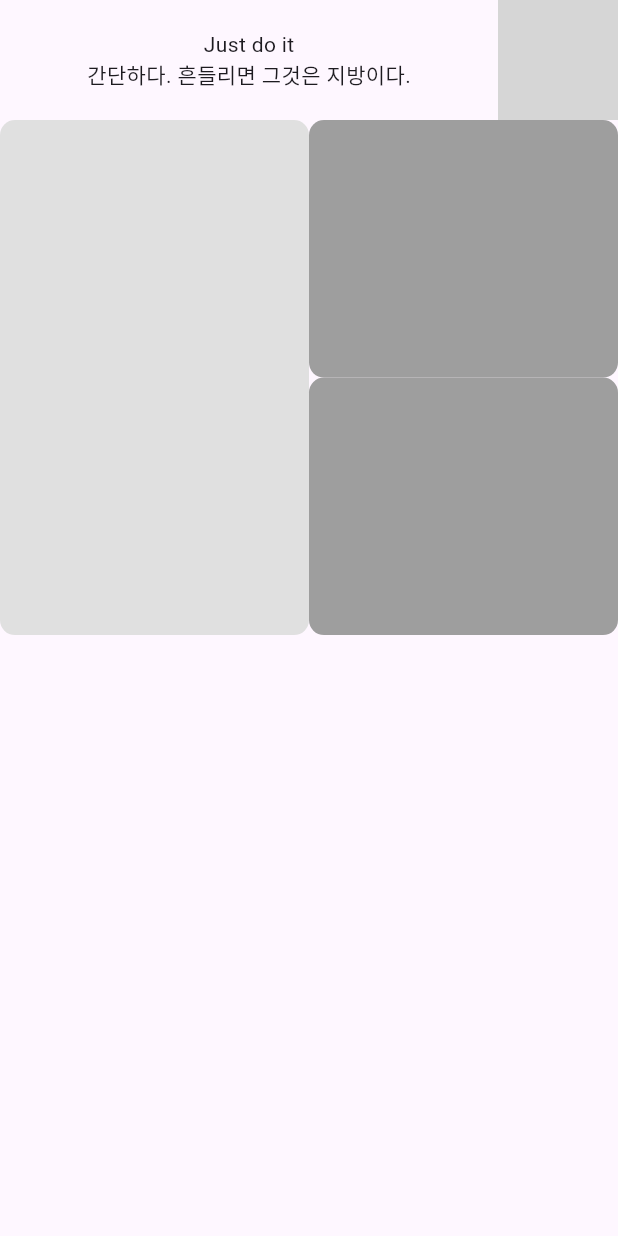
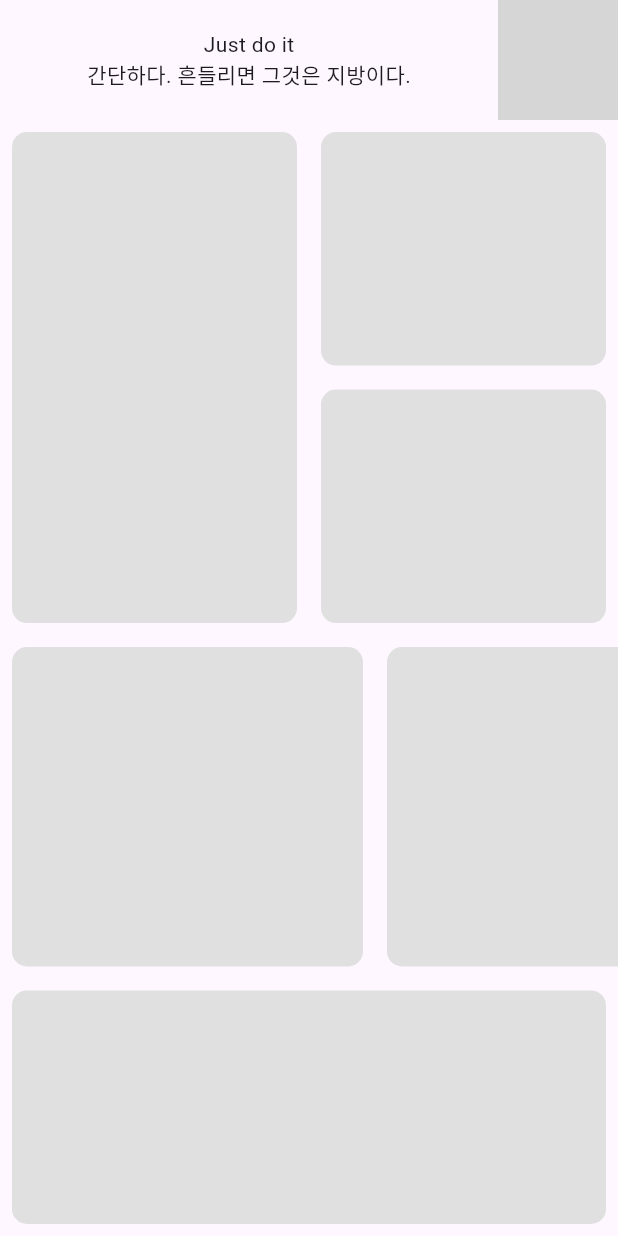
Before and after one commit to SeSACYongsan/workout_tracker, a Flutter app: the screen it shows after launch, on a phone screen of 412 x 824 dp. Run offline on Flutter 3.47's test engine with Material 3 defaults, Android fonts, the phone set to English and light mode, and no system bars; our stand-ins replace audioplayers; grey boxes are pictures that could not be loaded.

Commit message:
Update workout_home_page.dart

```diff
--- a/lib/pages/workout_home_page.dart
+++ b/lib/pages/workout_home_page.dart
@@ -1,4 +1,21 @@
 import 'package:flutter/material.dart';
+
+class DashboardCard extends StatelessWidget {
+  const DashboardCard({
+    super.key,
+  });
+
+  @override
+  Widget build(BuildContext context) {
+    return Container(
+      margin: const EdgeInsets.all(8),
+      decoration: BoxDecoration(
+        borderRadius: BorderRadius.circular(10),
+        color: Colors.grey.shade300,
+      ),
+    );
+  }
+}
 
 class WorkoutHomePage extends StatefulWidget {
   const WorkoutHomePage({super.key});
@@ -35,36 +52,21 @@ class _WorkoutHomePageState extends State<WorkoutHomePage> {
                 ),
               ],
             ),
-            Expanded(
+            const Expanded(
               flex: 6,
               child: Row(
                 children: [
                   Expanded(
-                    child: Container(
-                      decoration: BoxDecoration(
-                        borderRadius: BorderRadius.circular(10),
-                        color: Colors.grey.shade300,
-                      ),
-                    ),
+                    child: DashboardCard(),
                   ),
                   Expanded(
                     child: Column(
                       children: [
                         Expanded(
-                          child: Container(
-                            decoration: BoxDecoration(
-                              borderRadius: BorderRadius.circular(10),
-                              color: Colors.grey.shade500,
-                            ),
-                          ),
+                          child: DashboardCard(),
                         ),
                         Expanded(
-                          child: Container(
-                            decoration: BoxDecoration(
-                              borderRadius: BorderRadius.circular(10),
-                              color: Colors.grey.shade500,
-                            ),
-                          ),
+                          child: DashboardCard(),
                         ),
                       ],
                     ),
@@ -74,13 +76,25 @@ class _WorkoutHomePageState extends State<WorkoutHomePage> {
             ),
             const Expanded(
               flex: 4,
-              child: Row(
-                children: [],
+              child: SingleChildScrollView(
+                scrollDirection: Axis.horizontal,
+                child: Row(
+                  children: [
+                    SizedBox(
+                      width: 250,
+                      child: DashboardCard(),
+                    ),
+                    SizedBox(
+                      width: 250,
+                      child: DashboardCard(),
+                    ),
+                  ],
+                ),
               ),
             ),
-            Expanded(
+            const Expanded(
               flex: 3,
-              child: Container(),
+              child: DashboardCard(),
             ),
           ],
         ),
```
